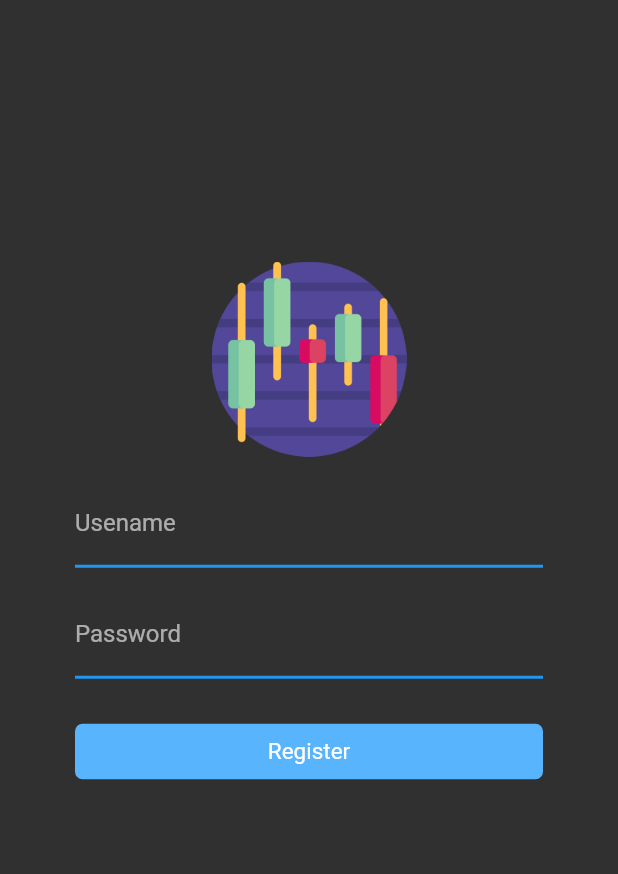
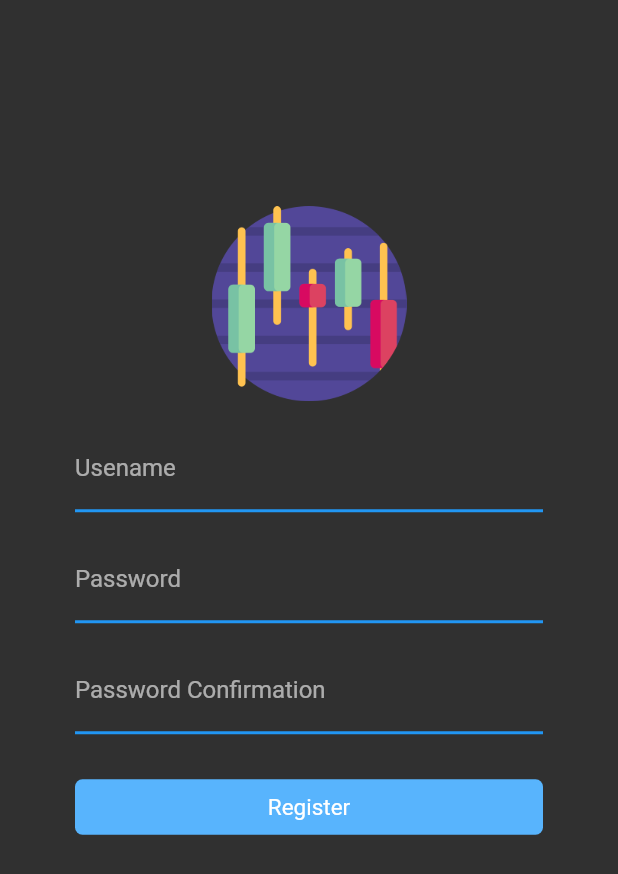
Before and after one commit to pulszao/investing, a Flutter app: the screen it shows after launch, after a tap on "Login", after a tap on "Register", on a phone screen of 412 x 824 dp. Shown: the top 874 px of the screen. Run offline on Flutter 3.47's test engine with Material 2 defaults, Android fonts, the phone set to English and light mode, and no system bars; our stand-ins replace cloud_firestore, dropdown_search, firebase_auth, firebase_core, flutter_secure_storage, material_design_icons_flutter and 2 more; accounts and stored records are empty.

Commit message:
Adjusting registration and rentability

```diff
--- a/lib/src/login/controller/login_controller.dart
+++ b/lib/src/login/controller/login_controller.dart
@@ -4,6 +4,7 @@ import 'package:flutter/material.dart';
 class LoginProvider extends ChangeNotifier {
   String _username = '';
   String _password = '';
+  String _passwordConfirmation = '';
   String? _version = '1.0.0';
 
   void setVersion(String? version) {
@@ -32,6 +33,15 @@ class LoginProvider extends ChangeNotifier {
   String getPassword() {
     return _password;
   }
+
+  void setPasswordConfirmation(String password) {
+    _passwordConfirmation = password;
+    notifyListeners();
+  }
+
+  String getPasswordConfirmation() {
+    return _passwordConfirmation;
+  }
 }
 
 Future<int> registerUser({required String email, required String password}) async {
@@ -40,14 +50,14 @@ Future<int> registerUser({required String email, required String password}) asyn
     return 0;
   } on FirebaseAuthException catch (e) {
     if (e.code == 'weak-password') {
-      print('The password provided is too weak.');
+      // print('The password provided is too weak.');
       return 1;
     } else if (e.code == 'email-already-in-use') {
-      print('The account already exists for that email.');
+      // print('The account already exists for that email.');
       return 2;
     }
   } catch (e) {
-    print(e);
+    // print(e);
     return 3;
   }
   return 3;
@@ -59,14 +69,14 @@ Future<int> authenticateUser({required String email, required String password})
     return 0;
   } on FirebaseAuthException catch (e) {
     if (e.code == 'user-not-found') {
-      print('No user found for that email.');
+      // print('No user found for that email.');
       return 2;
     } else if (e.code == 'wrong-password') {
-      print('Wrong password provided for that user.');
+      // print('Wrong password provided for that user.');
       return 1;
     }
   } catch (e) {
-    print(e);
+    // print(e);
     return 3;
   }
   return 3;
--- a/lib/src/login/view/login_screen.dart
+++ b/lib/src/login/view/login_screen.dart
@@ -152,7 +152,11 @@ class _LoginScreenState extends State<LoginScreen> {
                               } else if (authentication == 2) {
                                 Navigator.push(
                                   context,
-                                  MaterialPageRoute(builder: (BuildContext context) => const RegistrationScreen()),
+                                  MaterialPageRoute(
+                                    builder: (BuildContext context) => RegistrationScreen(
+                                      email: Provider.of<LoginProvider>(context, listen: false).getUsername(),
+                                    ),
+                                  ),
                                 );
                                 // error scaffold modal
                                 showScaffoldModal(
--- a/lib/src/login/view/registration_screen.dart
+++ b/lib/src/login/view/registration_screen.dart
@@ -2,6 +2,7 @@ import 'package:flutter/material.dart';
 import 'package:investing/src/constants.dart';
 import 'package:investing/src/menu/view/menu_screen.dart';
 import 'package:investing/src/shared/view/buttons/button.dart';
+import 'package:investing/src/shared/view/modals/loading_modal.dart';
 import 'package:investing/src/shared/view/modals/scaffold_modal.dart';
 import 'package:provider/provider.dart';
 import 'package:firebase_auth/firebase_auth.dart';
@@ -9,7 +10,11 @@ import 'package:firebase_auth/firebase_auth.dart';
 import '../controller/login_controller.dart';
 
 class RegistrationScreen extends StatefulWidget {
-  const RegistrationScreen({Key? key}) : super(key: key);
+  final String? email;
+  const RegistrationScreen({
+    Key? key,
+    this.email,
+  }) : super(key: key);
 
   @override
   State<RegistrationScreen> createState() => _RegistrationScreenState();
@@ -48,6 +53,7 @@ class _RegistrationScreenState extends State<RegistrationScreen> {
                             borderSide: BorderSide(width: 2, color: Colors.blue),
                           ),
                         ),
+                        initialValue: widget.email ?? '',
                         keyboardType: TextInputType.emailAddress,
                         onChanged: (username) => Provider.of<LoginProvider>(context, listen: false).setUsername(username),
                         validator: (username) {
@@ -83,17 +89,47 @@ class _RegistrationScreenState extends State<RegistrationScreen> {
                           return null;
                         },
                       ),
+                      const SizedBox(height: 15),
+                      TextFormField(
+                        obscureText: true,
+                        enableSuggestions: false,
+                        autocorrect: false,
+                        decoration: const InputDecoration(
+                          label: Text('Password Confirmation'),
+                          focusedBorder: UnderlineInputBorder(
+                            borderRadius: BorderRadius.all(Radius.circular(4)),
+                            borderSide: BorderSide(width: 4, color: Colors.blue),
+                          ),
+                          enabledBorder: UnderlineInputBorder(
+                            borderSide: BorderSide(width: 2, color: Colors.blue),
+                          ),
+                        ),
+                        keyboardType: TextInputType.text,
+                        onChanged: (password) => Provider.of<LoginProvider>(context, listen: false).setPasswordConfirmation(password),
+                        validator: (password) {
+                          String passwordConfirmation = Provider.of<LoginProvider>(context, listen: false).getPasswordConfirmation();
+                          String password = Provider.of<LoginProvider>(context, listen: false).getPassword();
+                          if (passwordConfirmation == '') {
+                            return 'Enter your password confirmation.';
+                          } else if (passwordConfirmation != password) {
+                            return "Passwords don't match.";
+                          }
+                          return null;
+                        },
+                      ),
                       const SizedBox(height: 20),
                       Button(
                         onPressed: () async {
                           if (registrationKey.currentState!.validate()) {
+                            loadingModalCall(context);
                             // register user
                             int registration = await registerUser(
                               email: Provider.of<LoginProvider>(context, listen: false).getUsername(),
                               password: Provider.of<LoginProvider>(context, listen: false).getPassword(),
                             );
                             if (!mounted) return;
-
+                            // pop loading modal
+                            Navigator.pop(context);
                             if (registration == 0) {
                               Navigator.pushAndRemoveUntil(
                                 context,
--- a/lib/src/portfolio/controller/portfolio_controller.dart
+++ b/lib/src/portfolio/controller/portfolio_controller.dart
@@ -53,7 +53,11 @@ class PortfolioProvider extends ChangeNotifier {
   }
 
   void setRentability(double currentAsset) {
-    _rentability = ((currentAsset - _total) / _total) * 100;
+    if (currentAsset != 0) {
+      _rentability = ((currentAsset - _total) / _total) * 100;
+    } else {
+      _rentability = 0;
+    }
     notifyListeners();
   }
 
```
